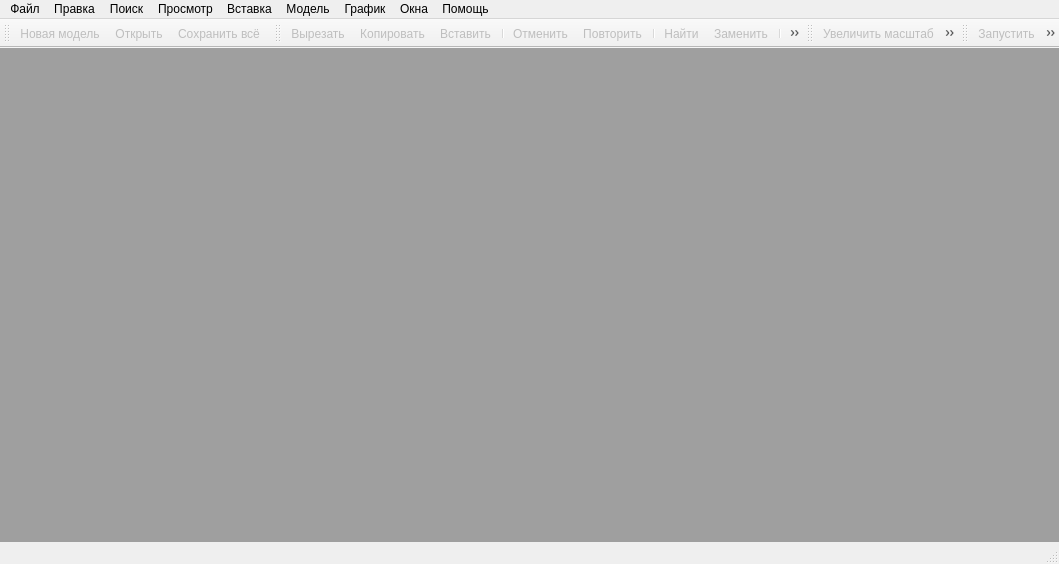
aurusov/rdo_studio, file rdo/app/rdo_studio/trunk/res/ui/main_window.ui: the form before one commit.
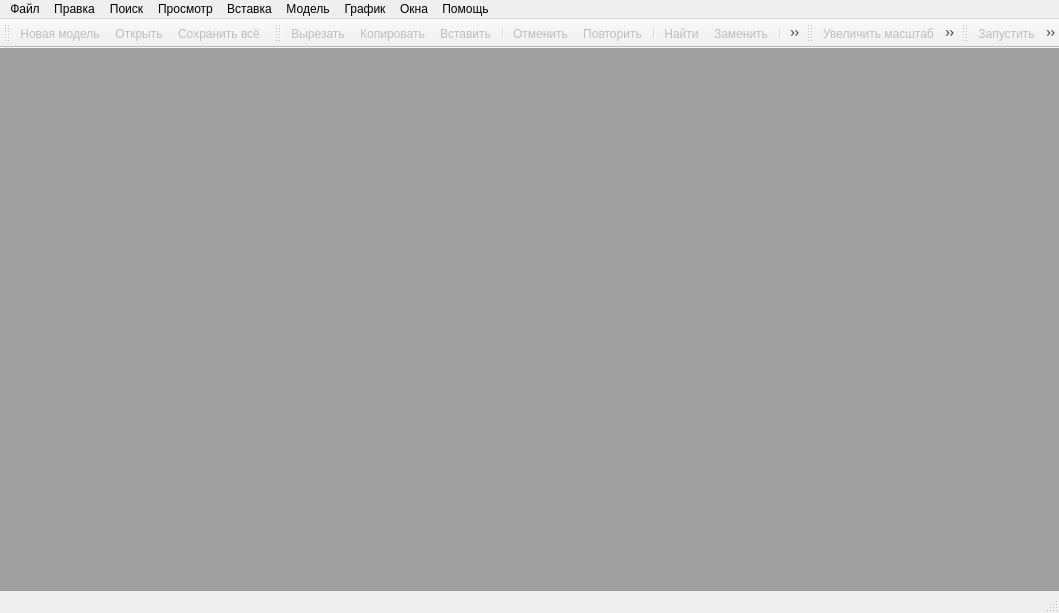
The form after the commit. Icons and pictures are not drawn.

Commit message: - изменена высота главного окна  - убран todo

```diff
--- a/rdo/app/rdo_studio/trunk/res/ui/main_window.ui
+++ b/rdo/app/rdo_studio/trunk/res/ui/main_window.ui
@@ -7,7 +7,7 @@
     <x>0</x>
     <y>0</y>
     <width>1059</width>
-    <height>564</height>
+    <height>613</height>
    </rect>
   </property>
   <property name="windowTitle">
```
Left out of the diff: 11 changed lines with no effect on the pictures. The commit also changes 1 other file.
